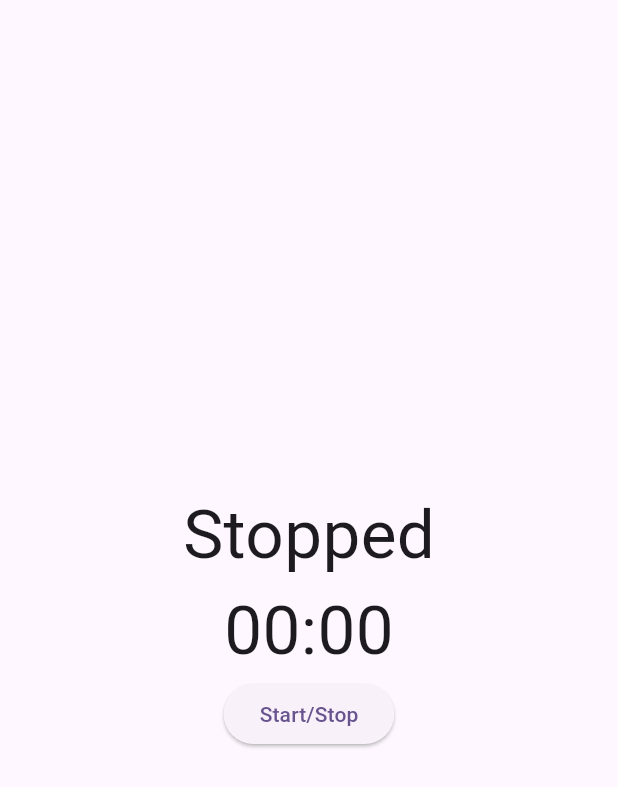
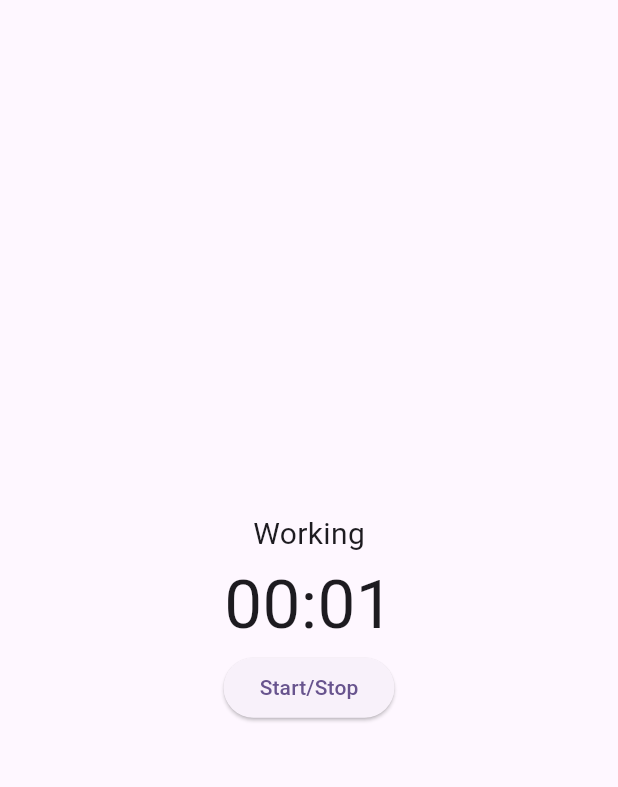
Before and after one commit to yixiangyin/time-track, a Flutter app: the screen it shows after launch, after a tap on "Start/Stop", on a phone screen of 412 x 824 dp. Shown: the top 787 px of the screen. Run offline on Flutter 3.47's test engine with Material 3 defaults, Android fonts, the phone set to English and light mode, and no system bars.

Commit message:
implement timer supporting minutes:seconds

```diff
--- a/lib/home.dart
+++ b/lib/home.dart
@@ -1,3 +1,5 @@
+import 'dart:async';
+
 import 'package:flutter/material.dart';
 
 class TimeTrackHome extends StatefulWidget {
@@ -8,6 +10,17 @@ class TimeTrackHome extends StatefulWidget {
 }
 
 class _TimeTrackHomeState extends State<TimeTrackHome> {
+  int elapsedSeconds = 0;
+  Timer? timer;
+
+  String formatTime() {
+    final minutes = elapsedSeconds ~/ 60;
+    final seconds = elapsedSeconds % 60;
+    final minuteText = minutes.toString().padLeft(2, '0');
+    final secondText = seconds.toString().padLeft(2, '0');
+    return '$minuteText:$secondText';
+  }
+
   @override
   Widget build(BuildContext context) {
     return Scaffold(
@@ -16,17 +29,32 @@ class _TimeTrackHomeState extends State<TimeTrackHome> {
           mainAxisSize: MainAxisSize.min,
           children: [
             Text(
-              'Stopped',
+              timer != null ? 'Working' : 'Stopped',
+              style: TextStyle(fontSize: 20),
+            ),
+            Text(
+              formatTime(),
               style: TextStyle(fontSize: 45),
             ),
-            Text(
-              '00:00',
-              style: TextStyle(fontSize: 45),
-            ),
-            Row(
-              mainAxisSize: MainAxisSize.min,
-              children: [
-              ElevatedButton(onPressed: () {}, child: Text('Start/Stop'))
+            Row(mainAxisSize: MainAxisSize.min, children: [
+              ElevatedButton(
+                  onPressed: () {
+                    if (timer != null) {
+                      timer!.cancel();
+                      setState(() {
+                        timer = null;
+                      });
+                    } else {
+                      setState(() {
+                        timer = Timer.periodic(const Duration(seconds: 1), (_) {
+                          setState(() {
+                            elapsedSeconds += 1;
+                          });
+                        });
+                      });
+                    }
+                  },
+                  child: Text('Start/Stop'))
             ])
           ],
         ),
```
